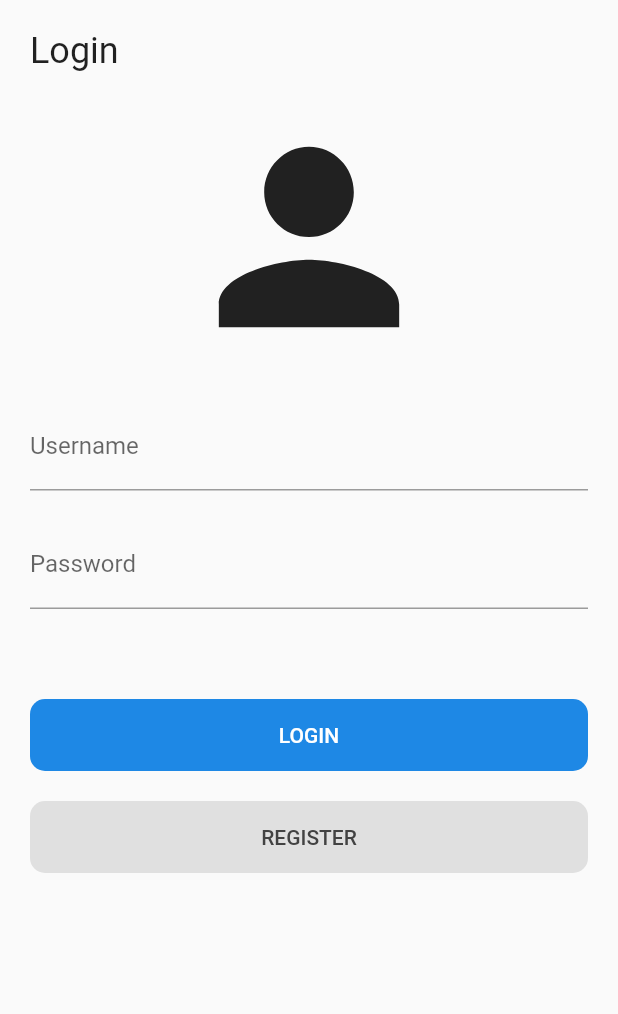
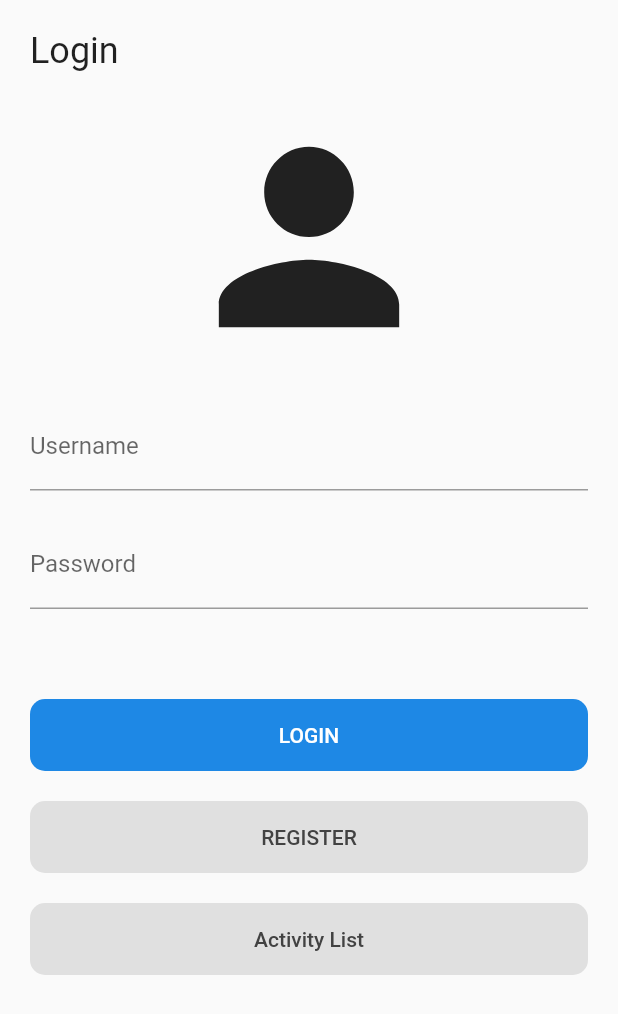
Before and after one commit to HarySuryanto/kabarin, a Flutter app: the screen it shows after launch, on a phone screen of 412 x 824 dp. Shown: the top 1014 px of the screen. Run offline on Flutter 3.47's test engine with Material 2 defaults, Android fonts, the phone set to English and light mode, and no system bars; our stand-ins replace curved_navigation_bar, toast.

Commit message:
add activity_list

```diff
--- a/lib/main.dart
+++ b/lib/main.dart
@@ -1,4 +1,5 @@
 import 'package:flutter/material.dart';
+import 'package:kabarin/screens/activity_list.dart';
 import 'package:kabarin/screens/home.dart';
 import 'package:kabarin/screens/login.dart';
 import 'package:kabarin/screens/register.dart';
@@ -17,6 +18,7 @@ class MyApp extends StatelessWidget {
         '/login': (context) => Login(),
         '/register': (context) => Register(),
         '/home': (context) => Home(),
+        '/activity_list': (context) => ActivityList(),
       },
       title: 'Kabarin',
       theme: ThemeData(
--- /dev/null
+++ b/lib/models/Activity.dart
@@ -0,0 +1,8 @@
+class Activity {
+  final String userid;
+  final String time;
+  final String activity;
+  final String privacy;
+
+  Activity({this.userid, this.time, this.activity, this.privacy});
+}
--- a/lib/screens/login.dart
+++ b/lib/screens/login.dart
@@ -107,10 +107,31 @@ class _LoginState extends State<Login> {
                       ),
                       child: Text(
                         'REGISTER',
-                        style: TextStyle(color: Colors.grey[800],),
+                        style: TextStyle(color: Colors.grey[800]),
                       ),
                       onPressed: () {
                         Navigator.pushNamed(context, '/register');
+                      }
+                    ),
+                  ),
+
+                  SizedBox(height: 20),
+
+                  // Button temp
+                  Container(
+                    width: MediaQuery.of(context).size.width,
+                    child: FlatButton(
+                      padding: EdgeInsets.all(16),
+                      color: Colors.grey[300],
+                      shape: RoundedRectangleBorder(
+                        borderRadius: BorderRadius.circular(10),
+                      ),
+                      child: Text(
+                        'Activity List',
+                        style: TextStyle(color: Colors.grey[800]),
+                      ),
+                      onPressed: () {
+                        Navigator.pushNamed(context, '/activity_list');
                       }
                     ),
                   ),
--- a/lib/screens/profile.dart
+++ b/lib/screens/profile.dart
@@ -153,8 +153,8 @@ class Profile extends StatelessWidget {
               ],
             ),
             SizedBox(height: 5),
-            Container(
-              width: 300,
+            LimitedBox(
+              maxWidth: 300,
               child: Text(
                 content,
                 style: TextStyle(fontSize: 20),
```
Also changed, not shown: lib/screens/activity_list.dart (added, +145 -0 lines), lib/controllers/Login.dart (added), pubspec.lock, 7 other files.
